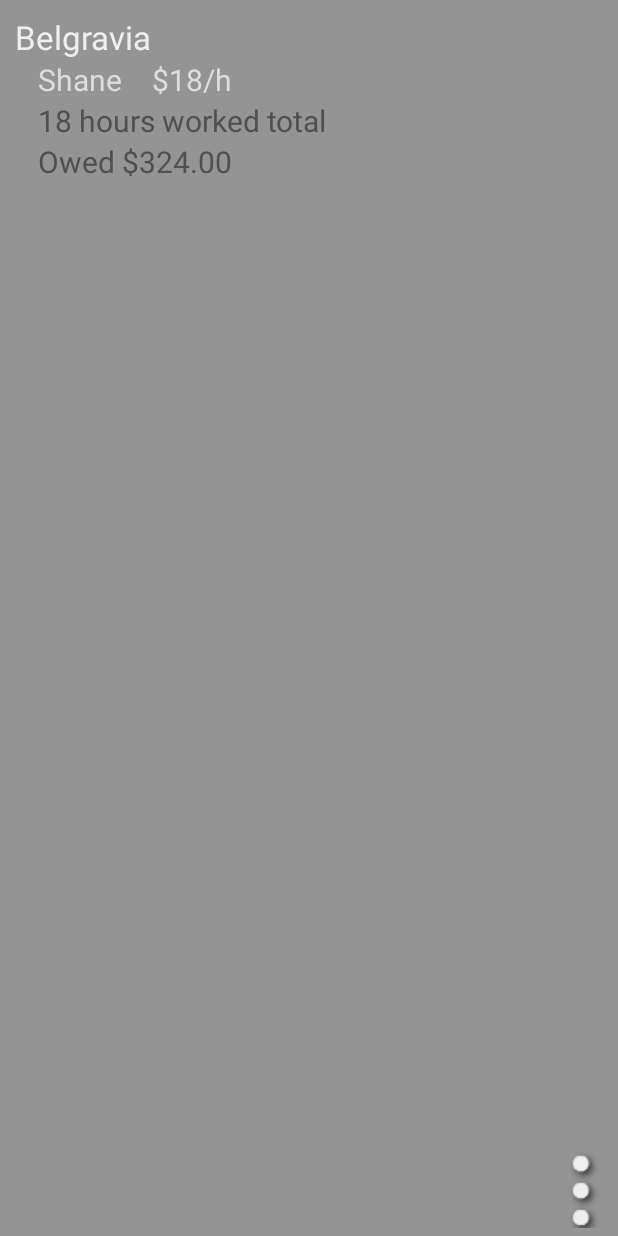
After one commit to GuyShane/TimeSheets, an Android app: the PainterDayInfoActivity screen opened directly, with no data from a screen before it, on a phone screen of 412 x 824 dp. The commit adds this screen. Run offline under Robolectric (Android 15) with nearby library versions, the phone set to English and light mode, and no system bars.

Commit message:
Made UI for painter work days information

```diff
--- a/app/src/main/AndroidManifest.xml
+++ b/app/src/main/AndroidManifest.xml
@@ -41,6 +41,10 @@
             android:name=".views.AddPainterActivity"
             android:label="@string/title_activity_add_painter" >
         </activity>
+        <activity
+            android:name=".views.PainterDayInfoActivity"
+            android:label="@string/title_activity_painter_day_info" >
+        </activity>
     </application>
 
 </manifest>
--- a/app/src/main/java/com/shane/timesheets/views/JobInfoActivity.java
+++ b/app/src/main/java/com/shane/timesheets/views/JobInfoActivity.java
@@ -5,6 +5,7 @@ import android.content.Intent;
 import android.os.Bundle;
 import android.view.LayoutInflater;
 import android.view.View;
+import android.widget.AdapterView;
 import android.widget.ListView;
 import android.widget.TextView;
 
@@ -56,6 +57,13 @@ public class JobInfoActivity extends Activity {
         painters=dbHelper.getPainters(jobId);
         adapter=new PaintersAdapter(this,R.layout.item_job_painter,painters);
         painterList.setAdapter(adapter);
+        painterList.setOnItemClickListener(new AdapterView.OnItemClickListener() {
+            @Override
+            public void onItemClick(AdapterView<?> parent, View view, int position, long id) {
+                Intent i=new Intent(JobInfoActivity.this,PainterDayInfoActivity.class);
+                startActivity(i);
+            }
+        });
 
         titleText=(TextView)findViewById(R.id.text_title);
         addressText=(TextView)findViewById(R.id.text_address);
@@ -78,13 +86,13 @@ public class JobInfoActivity extends Activity {
         painters.clear();
         painters.addAll(dbHelper.getPainters(jobId));
         adapter.notifyDataSetChanged();
-        setText(costTotalText,dbHelper.getTotalCost(jobId),"Total cost ",null);
+        setTextZero(costTotalText,dbHelper.getTotalCost(jobId),"Total cost ",null);
         setText(daysText,dbHelper.getDaysWorked(jobId),null," days worked");
     }
 
     public void onClickAddWorkday(View v) {
         Intent i=new Intent(JobInfoActivity.this,AddWorkdayActivity.class);
-        i.putExtra(IntentExtra.JOB_ID,jobId);
+        i.putExtra(IntentExtra.JOB_ID, jobId);
         startActivity(i);
     }
 
@@ -133,6 +141,19 @@ public class JobInfoActivity extends Activity {
         }
     }
 
+    private void setTextZero(TextView view, double value, String before, String after) {
+        if (value>=0) {
+            if (before==null) {
+                before="";
+            }
+            if (after==null) {
+                after="";
+            }
+            view.setVisibility(View.VISIBLE);
+            view.setText(before+nf.format(value)+after);
+        }
+    }
+
     private void setText(TextView view, int value, String before, String after) {
         if (value>=0) {
             if (before==null) {
--- /dev/null
+++ b/app/src/main/java/com/shane/timesheets/views/PainterDayInfoActivity.java
@@ -0,0 +1,18 @@
+package com.shane.timesheets.views;
+
+import android.app.Activity;
+import android.support.v7.app.ActionBarActivity;
+import android.os.Bundle;
+import android.view.Menu;
+import android.view.MenuItem;
+
+import com.shane.timesheets.R;
+
+public class PainterDayInfoActivity extends Activity {
+
+    @Override
+    protected void onCreate(Bundle savedInstanceState) {
+        super.onCreate(savedInstanceState);
+        setContentView(R.layout.activity_painter_day_info);
+    }
+}
--- a/app/src/main/res/layout/activity_new_painter.xml
+++ b/app/src/main/res/layout/activity_new_painter.xml
@@ -21,8 +21,7 @@
         android:layout_width="match_parent"
         android:layout_height="wrap_content"
         android:id="@+id/edit_name"
-        android:layout_marginStart="10dp"
-        android:layout_marginEnd="10dp"
+        style="@style/text_option"
         android:layout_below="@+id/text_name"
         android:layout_alignParentStart="true" />
 
@@ -43,8 +42,7 @@
         android:layout_height="wrap_content"
         android:inputType="numberDecimal"
         android:id="@+id/edit_wage"
-        android:layout_marginStart="10dp"
-        android:layout_marginEnd="10dp"
+        style="@style/text_option"
         android:layout_below="@+id/text_wage"
         android:layout_alignParentStart="true" />
 
--- /dev/null
+++ b/app/src/main/res/layout/activity_painter_day_info.xml
@@ -0,0 +1,79 @@
+<RelativeLayout xmlns:android="http://schemas.android.com/apk/res/android"
+    xmlns:tools="http://schemas.android.com/tools"
+    android:layout_width="match_parent"
+    android:layout_height="match_parent"
+    android:background="@color/bg_color"
+    tools:context="com.shane.timesheets.views.PainterDayInfoActivity">
+
+    <TextView
+        android:layout_width="wrap_content"
+        android:layout_height="wrap_content"
+        android:text="Belgravia"
+        android:id="@+id/text_job"
+        android:textSize="22sp"
+        android:textColor="@color/text_title"
+        android:layout_marginTop="10dp"
+        android:layout_marginStart="10dp"
+        android:layout_alignParentTop="true"
+        android:layout_alignParentStart="true" />
+
+    <TextView
+        android:layout_width="wrap_content"
+        android:layout_height="wrap_content"
+        android:text="Shane"
+        android:id="@+id/text_painter"
+        android:textSize="20sp"
+        android:textColor="@color/text_cost"
+        android:layout_below="@+id/text_job"
+        android:layout_marginStart="25dp"/>
+
+    <TextView
+        android:layout_width="wrap_content"
+        android:layout_height="wrap_content"
+        android:text="$18/h"
+        android:id="@+id/text_wage"
+        android:textSize="20sp"
+        android:textColor="@color/text_cost"
+        android:layout_marginStart="20dp"
+        android:layout_alignTop="@+id/text_painter"
+        android:layout_toEndOf="@+id/text_painter"/>
+
+    <TextView
+        android:layout_width="wrap_content"
+        android:layout_height="wrap_content"
+        android:text="18 hours worked total"
+        android:id="@+id/text_hours_worked"
+        android:textSize="20sp"
+        android:textColor="@color/text_date"
+        android:layout_marginStart="25dp"
+        android:layout_below="@+id/text_painter"
+        android:layout_alignParentStart="true" />
+
+    <TextView
+        android:layout_width="wrap_content"
+        android:layout_height="wrap_content"
+        android:text="Owed $324.00"
+        android:id="@+id/text_amount_due"
+        android:textSize="20sp"
+        android:textColor="@color/text_date"
+        android:layout_marginStart="25dp"
+        android:layout_below="@+id/text_hours_worked"
+        android:layout_alignParentStart="true" />
+
+    <ListView
+        android:layout_width="match_parent"
+        android:layout_height="match_parent"
+        android:id="@+id/list_days"
+        android:layout_marginTop="10dp"
+        android:layout_below="@+id/text_amount_due"/>
+
+    <ImageButton
+        android:layout_width="wrap_content"
+        android:layout_height="wrap_content"
+        android:id="@+id/button_menu"
+        android:src="@drawable/selector_menu"
+        android:background="#00000000"
+        android:paddingBottom="5dp"
+        android:layout_alignParentBottom="true"
+        android:layout_alignParentEnd="true" />
+</RelativeLayout>
--- /dev/null
+++ b/app/src/main/res/menu/menu_painter_day_info.xml
@@ -0,0 +1,7 @@
+<menu xmlns:android="http://schemas.android.com/apk/res/android"
+    xmlns:app="http://schemas.android.com/apk/res-auto"
+    xmlns:tools="http://schemas.android.com/tools"
+    tools:context="com.shane.timesheets.views.PainterDayInfoActivity">
+    <item android:id="@+id/action_settings" android:title="@string/action_settings"
+        android:orderInCategory="100" app:showAsAction="never" />
+</menu>
--- a/app/src/main/res/values/colors.xml
+++ b/app/src/main/res/values/colors.xml
@@ -3,6 +3,6 @@
     <color name="bg_color">#ff949494</color>
     <color name="text_title">#ffefefef</color>
     <color name="text_address">#ffcddddd</color>
-    <color name="text_date">#ff787878</color>
+    <color name="text_date">#ff505050</color>
     <color name="text_cost">#ffdddddd</color>
 </resources>
--- a/app/src/main/res/values/strings.xml
+++ b/app/src/main/res/values/strings.xml
@@ -12,4 +12,5 @@
     <string name="title_activity_workday">WorkdayActivity</string>
     <string name="title_activity_new_painter">NewPainterActivity</string>
     <string name="title_activity_add_painter">AddPainterActivity</string>
+    <string name="title_activity_painter_day_info">PainterDayInfoActivity</string>
 </resources>
```
